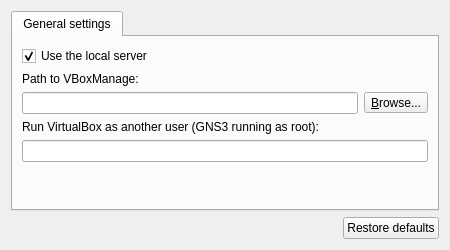
The window that gns3/modules/virtualbox/ui/virtualbox_preferences_page.ui (GNS3/gns3-gui) describes before a commit, drawn with Qt 5.
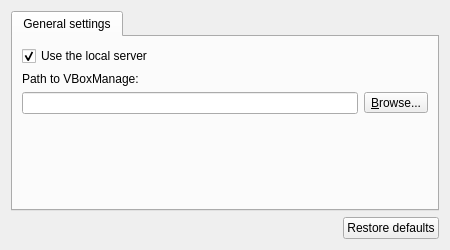
The same window after the commit.

Commit message: Remove running VBoxManage as another user option (root for instance).

```diff
--- a/gns3/modules/virtualbox/ui/virtualbox_preferences_page.ui
+++ b/gns3/modules/virtualbox/ui/virtualbox_preferences_page.ui
@@ -68,23 +68,6 @@
          </item>
         </layout>
        </item>
-       <item>
-        <widget class="QLabel" name="uiVboxManageUserLabel">
-         <property name="text">
-          <string>Run VirtualBox as another user (GNS3 running as root):</string>
-         </property>
-        </widget>
-       </item>
-       <item>
-        <widget class="QLineEdit" name="uiVboxManageUserLineEdit">
-         <property name="sizePolicy">
-          <sizepolicy hsizetype="MinimumExpanding" vsizetype="Fixed">
-           <horstretch>0</horstretch>
-           <verstretch>0</verstretch>
-          </sizepolicy>
-         </property>
-        </widget>
-       </item>
        <item>
         <spacer name="spacer">
          <property name="orientation">
```
The commit also changes 4 other files.
